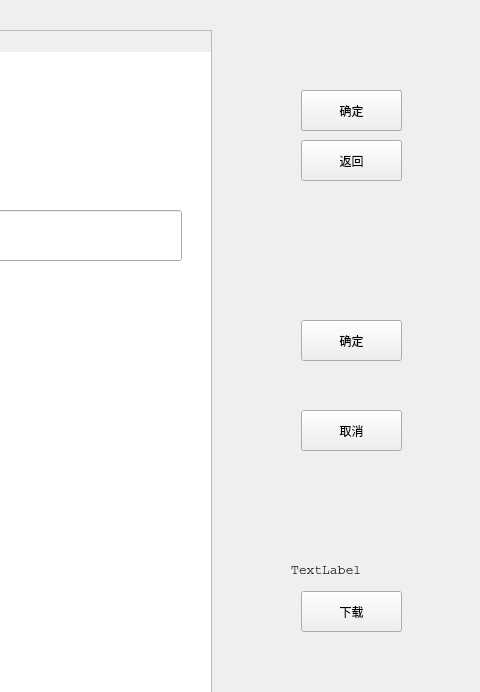
Above: UI/book_page.ui from Shrimpwr/Ugokanai-dai-toshokan before the change; both pictures show x 699 to 1179 and y 0 to 692 of the 1179 by 841 pixel window. Below: the same form after it.
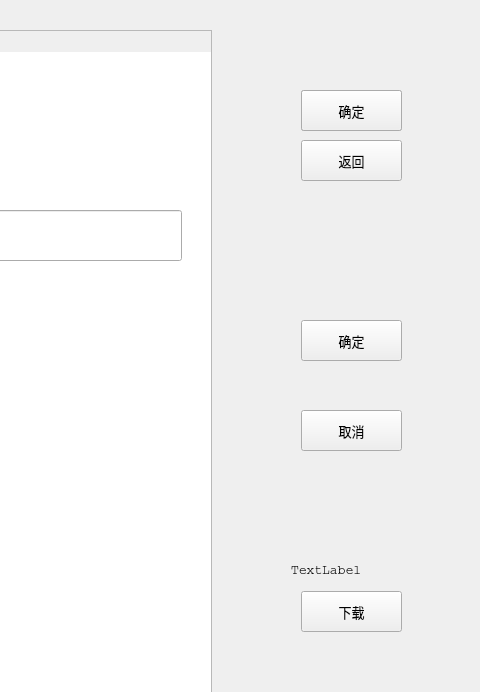
That is the form after the change.

```diff
--- a/UI/book_page.ui
+++ b/UI/book_page.ui
@@ -86,6 +86,12 @@
      <height>41</height>
     </rect>
    </property>
+   <property name="font">
+    <font>
+     <family>微软雅黑</family>
+     <pointsize>10</pointsize>
+    </font>
+   </property>
    <property name="text">
     <string>下载</string>
    </property>
@@ -99,6 +105,12 @@
      <height>41</height>
     </rect>
    </property>
+   <property name="font">
+    <font>
+     <family>微软雅黑</family>
+     <pointsize>10</pointsize>
+    </font>
+   </property>
    <property name="text">
     <string>确定</string>
    </property>
@@ -112,6 +124,12 @@
      <height>41</height>
     </rect>
    </property>
+   <property name="font">
+    <font>
+     <family>微软雅黑</family>
+     <pointsize>10</pointsize>
+    </font>
+   </property>
    <property name="text">
     <string>取消</string>
    </property>
@@ -144,6 +162,12 @@
      <height>41</height>
     </rect>
    </property>
+   <property name="font">
+    <font>
+     <family>微软雅黑</family>
+     <pointsize>10</pointsize>
+    </font>
+   </property>
    <property name="text">
     <string>查找</string>
    </property>
@@ -157,6 +181,12 @@
      <height>41</height>
     </rect>
    </property>
+   <property name="font">
+    <font>
+     <family>微软雅黑</family>
+     <pointsize>10</pointsize>
+    </font>
+   </property>
    <property name="text">
     <string>返回</string>
    </property>
@@ -192,6 +222,12 @@
      <height>41</height>
     </rect>
    </property>
+   <property name="font">
+    <font>
+     <family>微软雅黑</family>
+     <pointsize>10</pointsize>
+    </font>
+   </property>
    <property name="text">
     <string>确定</string>
    </property>
```
